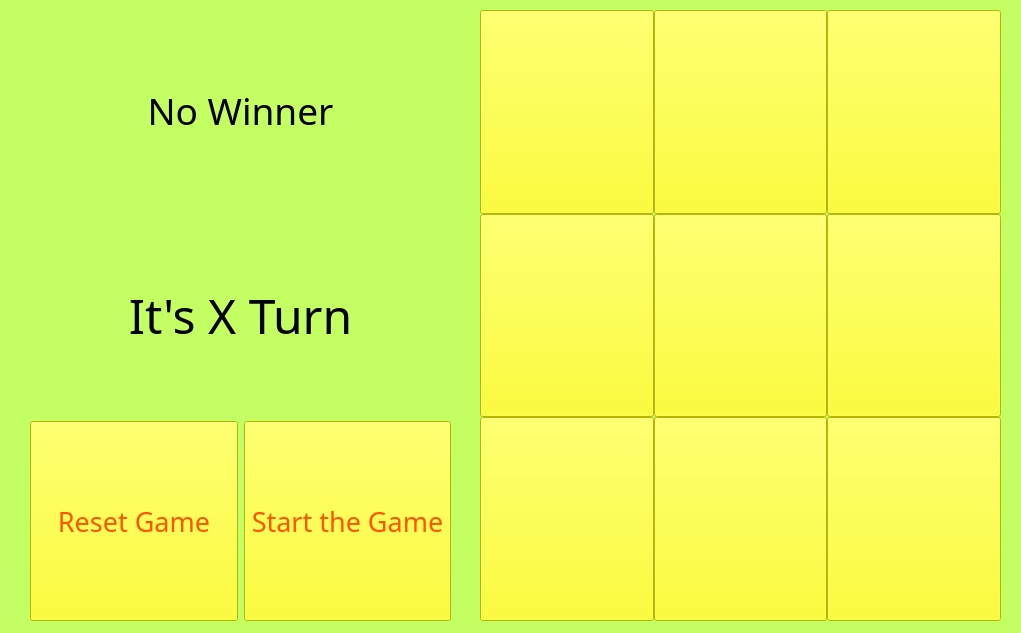
Above: tttgame.ui from SergejH1990/TicTacToe before the change. Below: the same form after it.
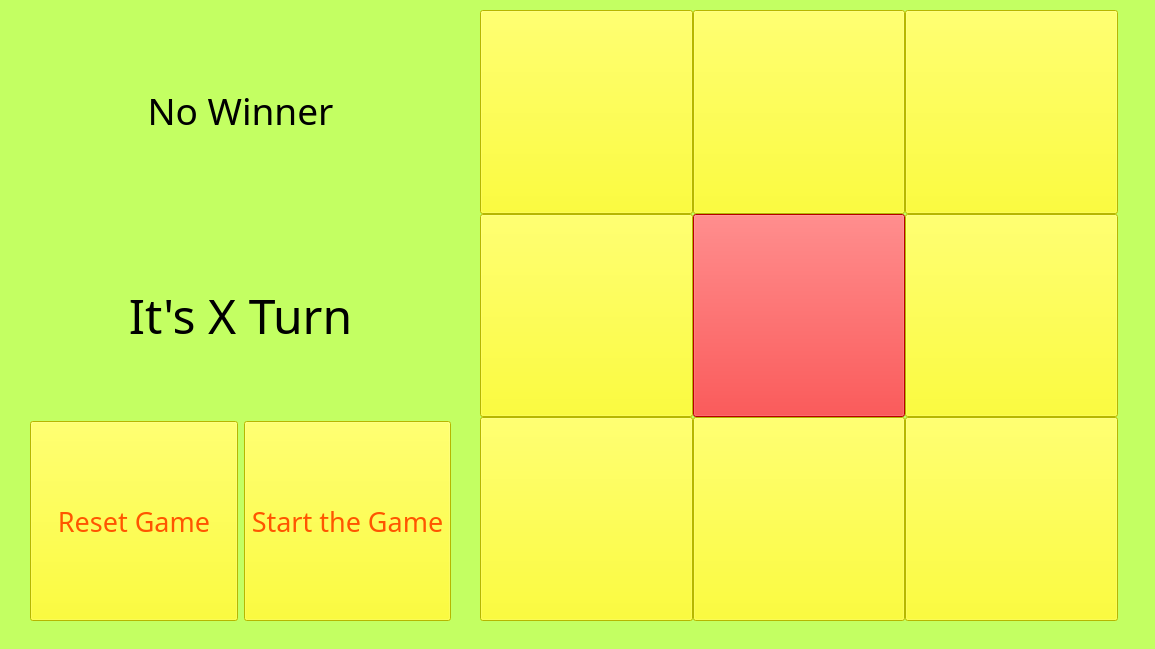
That is the form after the change.

Diff of the .ui file:
```diff
--- a/tttgame.ui
+++ b/tttgame.ui
@@ -6,8 +6,8 @@
    <rect>
     <x>0</x>
     <y>0</y>
-    <width>1021</width>
-    <height>633</height>
+    <width>1155</width>
+    <height>649</height>
    </rect>
   </property>
   <property name="windowTitle">
@@ -21,7 +21,7 @@
     <rect>
      <x>480</x>
      <y>10</y>
-     <width>521</width>
+     <width>638</width>
      <height>611</height>
     </rect>
    </property>
@@ -44,7 +44,7 @@
        </font>
       </property>
       <property name="styleSheet">
-       <string notr="true">background-color: rgb(255, 255, 0);
+       <string notr="true">background-color: red;
 color: rgb(255, 85, 0);</string>
       </property>
       <property name="text">
```
